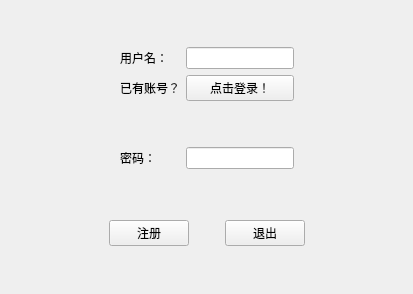
Before: the Qt Designer form planner_teamwork/signup.ui in xifeng0126/Planner_teamwork, drawn with Qt 5.
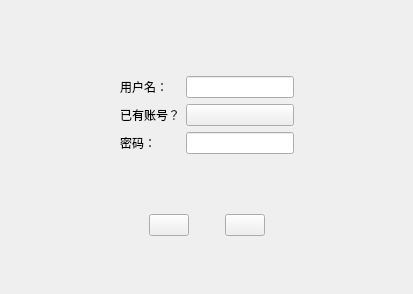
After: the same form once the commit is applied. Icons and pictures are not drawn.

The edit to the form file:
```diff
--- a/planner_teamwork/signup.ui
+++ b/planner_teamwork/signup.ui
@@ -14,6 +14,102 @@
    <string>注册</string>
   </property>
   <layout class="QGridLayout" name="gridLayout_2">
+   <item row="2" column="0">
+    <widget class="QWidget" name="widget_4" native="true">
+     <property name="sizePolicy">
+      <sizepolicy hsizetype="Preferred" vsizetype="Fixed">
+       <horstretch>0</horstretch>
+       <verstretch>0</verstretch>
+      </sizepolicy>
+     </property>
+     <layout class="QHBoxLayout" name="horizontalLayout_5">
+      <item>
+       <spacer name="horizontalSpacer">
+        <property name="orientation">
+         <enum>Qt::Horizontal</enum>
+        </property>
+        <property name="sizeHint" stdset="0">
+         <size>
+          <width>40</width>
+          <height>20</height>
+         </size>
+        </property>
+       </spacer>
+      </item>
+      <item>
+       <widget class="QPushButton" name="signIn">
+        <property name="text">
+         <string/>
+        </property>
+        <property name="icon">
+         <iconset>
+          <normaloff>../resources/645EC531675E93BBFDC7AEDE5743D790.png</normaloff>
+          <normalon>../resources/645EC531675E93BBFDC7AEDE5743D790.png</normalon>../resources/645EC531675E93BBFDC7AEDE5743D790.png</iconset>
+        </property>
+        <property name="iconSize">
+         <size>
+          <width>60</width>
+          <height>16</height>
+         </size>
+        </property>
+        <property name="checkable">
+         <bool>true</bool>
+        </property>
+        <property name="autoRepeatInterval">
+         <number>96</number>
+        </property>
+       </widget>
+      </item>
+      <item>
+       <spacer name="horizontalSpacer_3">
+        <property name="orientation">
+         <enum>Qt::Horizontal</enum>
+        </property>
+        <property name="sizeType">
+         <enum>QSizePolicy::Fixed</enum>
+        </property>
+        <property name="sizeHint" stdset="0">
+         <size>
+          <width>30</width>
+          <height>20</height>
+         </size>
+        </property>
+       </spacer>
+      </item>
+      <item>
+       <widget class="QPushButton" name="exitOut">
+        <property name="text">
+         <string/>
+        </property>
+        <property name="icon">
+         <iconset>
+          <normaloff>../resources/232BA6219E241DECDC960184E31063CD.png</normaloff>
+          <normalon>../resources/232BA6219E241DECDC960184E31063CD.png</normalon>../resources/232BA6219E241DECDC960184E31063CD.png</iconset>
+        </property>
+        <property name="iconSize">
+         <size>
+          <width>60</width>
+          <height>16</height>
+         </size>
+        </property>
+       </widget>
+      </item>
+      <item>
+       <spacer name="horizontalSpacer_2">
+        <property name="orientation">
+         <enum>Qt::Horizontal</enum>
+        </property>
+        <property name="sizeHint" stdset="0">
+         <size>
+          <width>40</width>
+          <height>20</height>
+         </size>
+        </property>
+       </spacer>
+      </item>
+     </layout>
+    </widget>
+   </item>
    <item row="0" column="0">
     <widget class="QWidget" name="widget" native="true">
      <property name="sizePolicy">
@@ -23,50 +119,28 @@
       </sizepolicy>
      </property>
      <layout class="QGridLayout" name="gridLayout">
-      <item row="0" column="0">
-       <spacer name="horizontalSpacer_4">
-        <property name="orientation">
-         <enum>Qt::Horizontal</enum>
-        </property>
-        <property name="sizeHint" stdset="0">
-         <size>
-          <width>40</width>
-          <height>20</height>
-         </size>
-        </property>
-       </spacer>
-      </item>
-      <item row="0" column="3">
-       <spacer name="horizontalSpacer_5">
-        <property name="orientation">
-         <enum>Qt::Horizontal</enum>
-        </property>
-        <property name="sizeHint" stdset="0">
-         <size>
-          <width>40</width>
-          <height>20</height>
-         </size>
-        </property>
-       </spacer>
-      </item>
-      <item row="0" column="2">
-       <widget class="QLineEdit" name="userName"/>
-      </item>
-      <item row="4" column="1">
-       <widget class="QLabel" name="label_2">
-        <property name="text">
-         <string>密码：</string>
-        </property>
-       </widget>
-      </item>
-      <item row="0" column="1">
+      <item row="1" column="1">
        <widget class="QLabel" name="label">
         <property name="text">
          <string>用户名：</string>
         </property>
        </widget>
       </item>
-      <item row="4" column="2">
+      <item row="5" column="1">
+       <widget class="QLabel" name="label_2">
+        <property name="text">
+         <string>密码：</string>
+        </property>
+       </widget>
+      </item>
+      <item row="3" column="1">
+       <widget class="QLabel" name="label_3">
+        <property name="text">
+         <string>已有账号？</string>
+        </property>
+       </widget>
+      </item>
+      <item row="5" column="2">
        <widget class="QLineEdit" name="passWord">
         <property name="inputMethodHints">
          <set>Qt::ImhHiddenText|Qt::ImhNoAutoUppercase|Qt::ImhNoPredictiveText|Qt::ImhSensitiveData</set>
@@ -79,101 +153,52 @@
         </property>
        </widget>
       </item>
+      <item row="0" column="0">
+       <spacer name="horizontalSpacer_4">
+        <property name="orientation">
+         <enum>Qt::Horizontal</enum>
+        </property>
+        <property name="sizeHint" stdset="0">
+         <size>
+          <width>40</width>
+          <height>20</height>
+         </size>
+        </property>
+       </spacer>
+      </item>
       <item row="1" column="2">
-       <widget class="QPushButton" name="openLogIn">
-        <property name="text">
-         <string>点击登录！</string>
-        </property>
-       </widget>
+       <widget class="QLineEdit" name="userName"/>
       </item>
-      <item row="1" column="1">
-       <widget class="QLabel" name="label_3">
-        <property name="text">
-         <string>已有账号？</string>
+      <item row="0" column="3">
+       <spacer name="horizontalSpacer_5">
+        <property name="orientation">
+         <enum>Qt::Horizontal</enum>
         </property>
-       </widget>
+        <property name="sizeHint" stdset="0">
+         <size>
+          <width>40</width>
+          <height>20</height>
+         </size>
+        </property>
+       </spacer>
       </item>
       <item row="3" column="2">
-       <spacer name="verticalSpacer">
-        <property name="orientation">
-         <enum>Qt::Vertical</enum>
-        </property>
-        <property name="sizeHint" stdset="0">
-         <size>
-          <width>20</width>
-          <height>40</height>
-         </size>
-        </property>
-       </spacer>
-      </item>
-     </layout>
-    </widget>
-   </item>
-   <item row="1" column="0">
-    <widget class="QWidget" name="widget_4" native="true">
-     <property name="sizePolicy">
-      <sizepolicy hsizetype="Preferred" vsizetype="Fixed">
-       <horstretch>0</horstretch>
-       <verstretch>0</verstretch>
-      </sizepolicy>
-     </property>
-     <layout class="QHBoxLayout" name="horizontalLayout_5">
-      <item>
-       <spacer name="horizontalSpacer">
-        <property name="orientation">
-         <enum>Qt::Horizontal</enum>
-        </property>
-        <property name="sizeHint" stdset="0">
-         <size>
-          <width>40</width>
-          <height>20</height>
-         </size>
-        </property>
-       </spacer>
-      </item>
-      <item>
-       <widget class="QPushButton" name="signIn">
+       <widget class="QPushButton" name="openLogIn">
         <property name="text">
-         <string>注册</string>
+         <string/>
         </property>
-       </widget>
-      </item>
-      <item>
-       <spacer name="horizontalSpacer_3">
-        <property name="orientation">
-         <enum>Qt::Horizontal</enum>
+        <property name="icon">
+         <iconset>
+          <normaloff>../resources/4537006CBA78D20650F3CC6E51755E5D.png</normaloff>../resources/4537006CBA78D20650F3CC6E51755E5D.png</iconset>
         </property>
-        <property name="sizeType">
-         <enum>QSizePolicy::Fixed</enum>
-        </property>
-        <property name="sizeHint" stdset="0">
+        <property name="iconSize">
          <size>
-          <width>30</width>
-          <height>20</height>
+          <width>60</width>
+          <height>16</height>
          </size>
         </property>
-       </spacer>
-      </item>
-      <item>
-       <widget class="QPushButton" name="exitOut">
-        <property name="text">
-         <string>退出</string>
-        </property>
        </widget>
       </item>
-      <item>
-       <spacer name="horizontalSpacer_2">
-        <property name="orientation">
-         <enum>Qt::Horizontal</enum>
-        </property>
-        <property name="sizeHint" stdset="0">
-         <size>
-          <width>40</width>
-          <height>20</height>
-         </size>
-        </property>
-       </spacer>
-      </item>
      </layout>
     </widget>
    </item>
```
